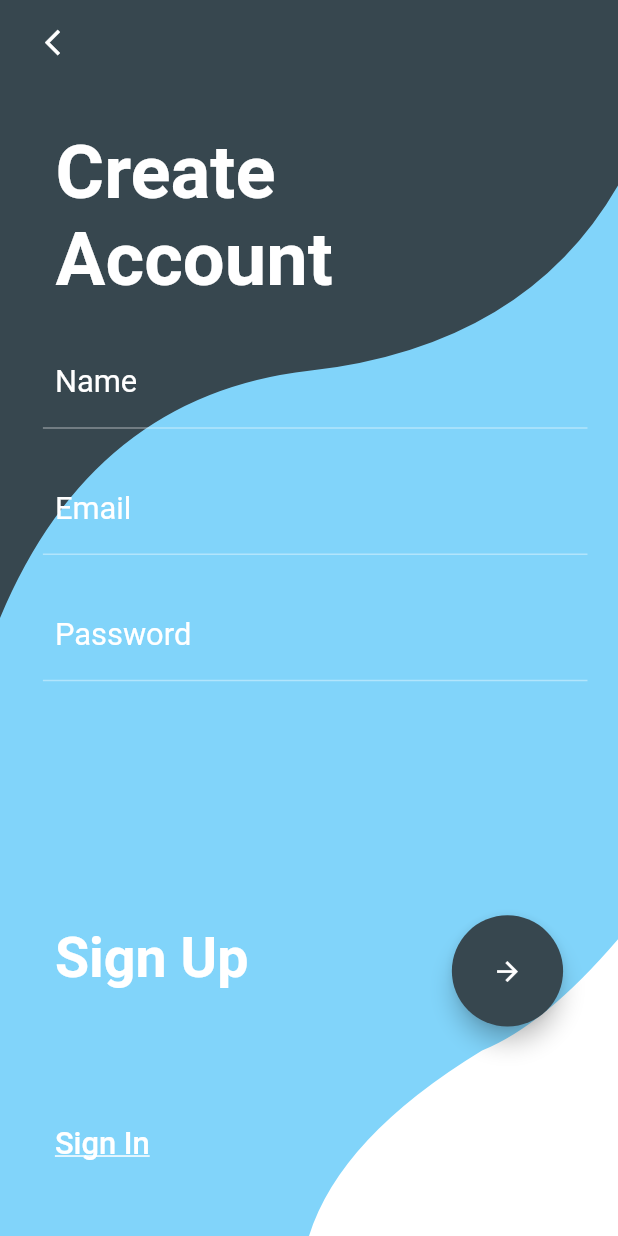
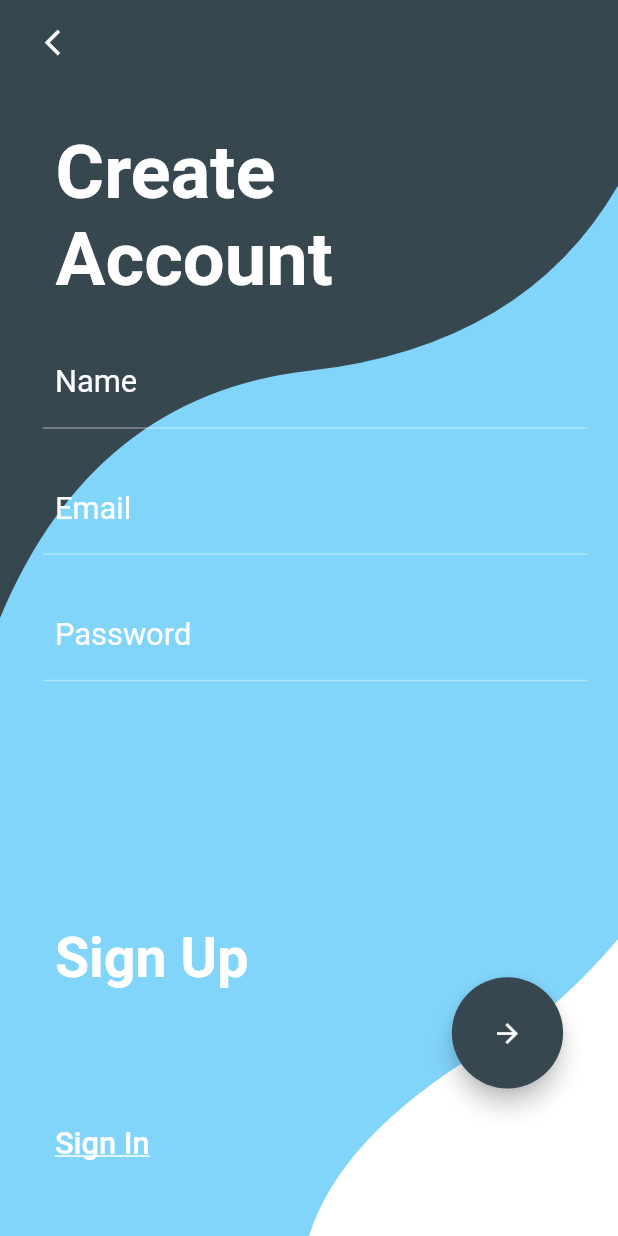
Before and after one commit to iamporus/Flutter-Inspiration, a Flutter app: the SignUpDesign screen opened directly, on a phone screen of 412 x 824 dp. Run offline on Flutter 3.47's test engine with Material 2 defaults, Android fonts, the phone set to English and light mode, and no system bars; our stand-ins replace device_preview; missing offline and left inert: keyboard_visibility; network calls fail; statements that could not run were skipped.

Commit message:
Refactored app bar to a separate widget. Fixed issue of padding with FAB.

```diff
--- a/lib/designs/_1_sign_in_sign_up_by_giga/SignUpDesign.dart
+++ b/lib/designs/_1_sign_in_sign_up_by_giga/SignUpDesign.dart
@@ -8,6 +8,7 @@ import 'package:keyboard_visibility/keyboard_visibility.dart';
 import 'widgets/BoldFlatButtonWidget.dart';
 import 'widgets/FabWidget.dart';
 import 'widgets/HeaderWidget.dart';
+import 'widgets/SigningAppBarWidget.dart';
 import 'widgets/TextFormFieldWidget.dart';
 import 'widgets/UnderlinedFlatButtonWidget.dart';
 
@@ -21,24 +22,7 @@ class SignUpDesign extends BaseStatelessWidget {
           backgroundColor: Colors.transparent,
           appBar: PreferredSize(
             preferredSize: Size.fromHeight(screenSizeInfo.screenHeight * 0.1),
-            child: Padding(
-              padding:
-                  EdgeInsets.fromLTRB(screenSizeInfo.paddingSmall, 0, 0, 0),
-              child: new AppBar(
-                elevation: 0.0,
-                backgroundColor: Colors.transparent,
-                leading: IconButton(
-                  icon: Icon(
-                    Icons.arrow_back_ios,
-                    color: Colors.white,
-                    size: screenSizeInfo.textSizeMedium,
-                  ),
-                  onPressed: () {
-                    Navigator.of(context).pop();
-                  },
-                ),
-              ),
-            ),
+            child: SigningAppBarWidget(),
           ),
           body: SignUpLayout(),
         ),
@@ -84,8 +68,8 @@ class _SignUpLayoutState extends State<SignUpLayout> {
         backgroundColor: Colors.transparent,
         floatingActionButton: FabWidget(
           topMargin: !_keyboardState
-              ? screenSizeInfo.screenHeight * 0.15
-              : screenSizeInfo.screenHeight * 0.30,
+              ? screenSizeInfo.screenHeight * 0.10
+              : screenSizeInfo.screenHeight * 0.05,
           onPressed: () {
             _navigateToSignIn(context);
           },
--- /dev/null
+++ b/lib/designs/_1_sign_in_sign_up_by_giga/widgets/SigningAppBarWidget.dart
@@ -0,0 +1,30 @@
+import 'package:flutter/material.dart';
+import 'package:flutter_design_challenge/utils/ScreenSizeInfo.dart';
+import 'package:flutter_design_challenge/widgets/BaseStatelessWidget.dart';
+
+class SigningAppBarWidget extends BaseStatelessWidget {
+  const SigningAppBarWidget({
+    Key key,
+  }) : super(key: key);
+
+  @override
+  Widget buildResponsive(BuildContext context, ScreenSizeInfo screenSizeInfo) {
+    return Padding(
+      padding: EdgeInsets.fromLTRB(screenSizeInfo.paddingSmall, 0, 0, 0),
+      child: new AppBar(
+        elevation: 0.0,
+        backgroundColor: Colors.transparent,
+        leading: IconButton(
+          icon: Icon(
+            Icons.arrow_back_ios,
+            color: Colors.white,
+            size: screenSizeInfo.textSizeMedium,
+          ),
+          onPressed: () {
+            Navigator.of(context).pop();
+          },
+        ),
+      ),
+    );
+  }
+}
```
Also changed, not shown: lib/designs/_1_sign_in_sign_up_by_giga/SignInDesign.dart (+4 -20 lines).
